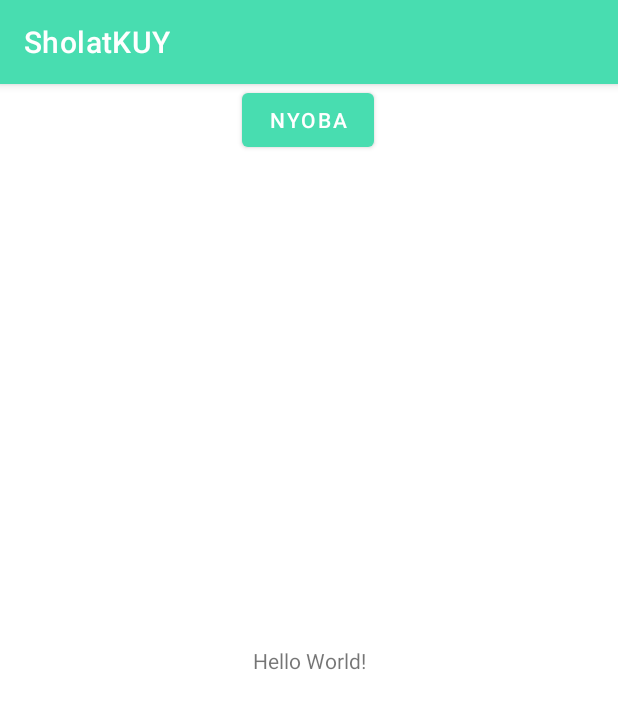
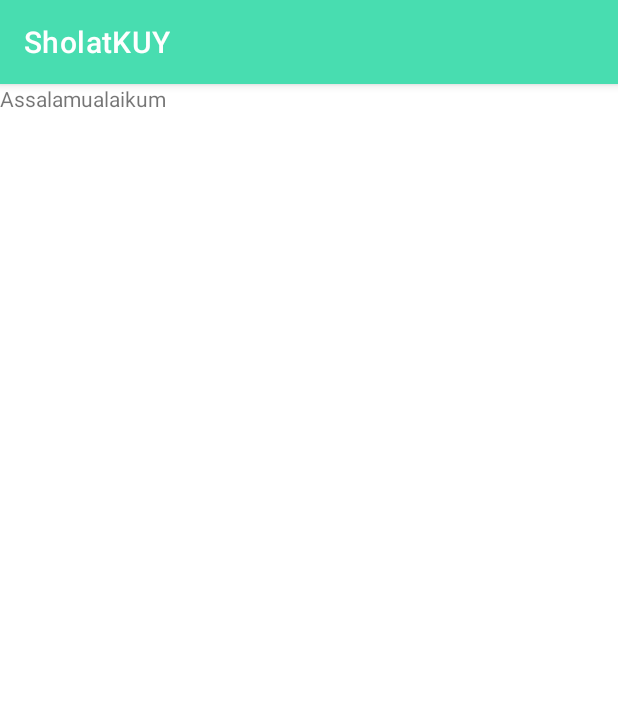
Before and after one commit to Gentahal/SholatKUY, an Android app: the screen it shows after launch (MainActivity), on a phone screen of 412 x 824 dp. Shown: the top 709 px of the screen. Run offline under Robolectric (Android 15) with nearby library versions, the phone set to English and light mode, and no system bars; 2 statements that could not run were skipped.

Commit message:
Initial commit

```diff
--- a/app/src/main/res/layout/activity_main.xml
+++ b/app/src/main/res/layout/activity_main.xml
@@ -1,30 +1,21 @@
 <?xml version="1.0" encoding="utf-8"?>
-<androidx.constraintlayout.widget.ConstraintLayout xmlns:android="http://schemas.android.com/apk/res/android"
+<androidx.core.widget.NestedScrollView xmlns:android="http://schemas.android.com/apk/res/android"
     xmlns:app="http://schemas.android.com/apk/res-auto"
     xmlns:tools="http://schemas.android.com/tools"
     android:layout_width="match_parent"
     android:layout_height="match_parent"
     tools:context=".MainActivity">
 
-    <TextView
-        android:layout_width="wrap_content"
-        android:layout_height="wrap_content"
-        android:text="Hello World!"
-        app:layout_constraintBottom_toBottomOf="parent"
-        app:layout_constraintLeft_toLeftOf="parent"
-        app:layout_constraintRight_toRightOf="parent"
-        app:layout_constraintTop_toTopOf="parent" />
+    <androidx.constraintlayout.widget.ConstraintLayout
+        android:layout_width="match_parent"
+        android:layout_height="wrap_content">
 
-    <Button
-        android:id="@+id/btn_nyoba"
-        android:layout_width="wrap_content"
-        android:layout_height="wrap_content"
-        android:text="Nyoba"
-        app:layout_constraintEnd_toEndOf="parent"
-        app:layout_constraintHorizontal_bias="0.498"
-        app:layout_constraintStart_toStartOf="parent"
-        tools:layout_editor_absoluteY="341dp"
-        tools:ignore="MissingConstraints" />
+        <TextView
+            android:layout_width="wrap_content"
+            android:layout_height="wrap_content"
+            android:id="@+id/tv_salam"
+            android:text="Assalamualaikum"
+            android:layout_margin="25dp"/>
+    </androidx.constraintlayout.widget.ConstraintLayout>
 
-
-</androidx.constraintlayout.widget.ConstraintLayout>
+</androidx.core.widget.NestedScrollView>
```
Also changed, not shown: app/src/main/res/font/poppins_medium.ttf (added), app/src/main/res/font/poppins_semibold.ttf (added).
